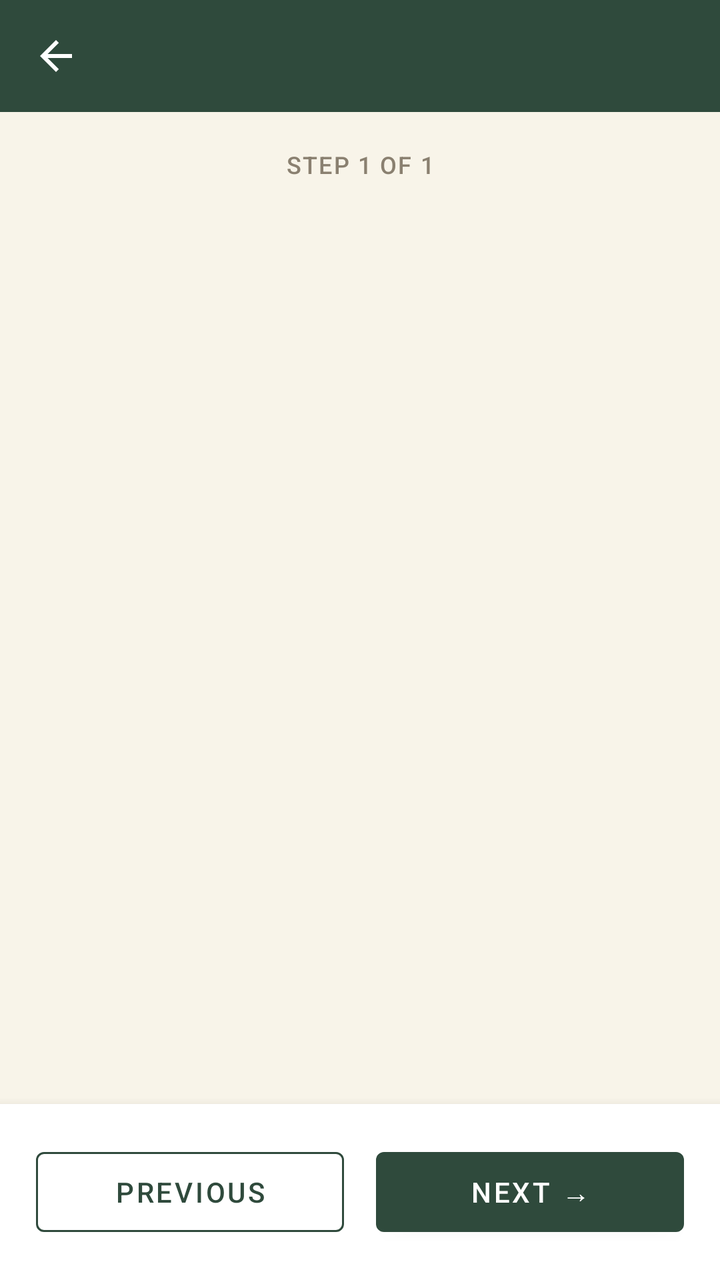
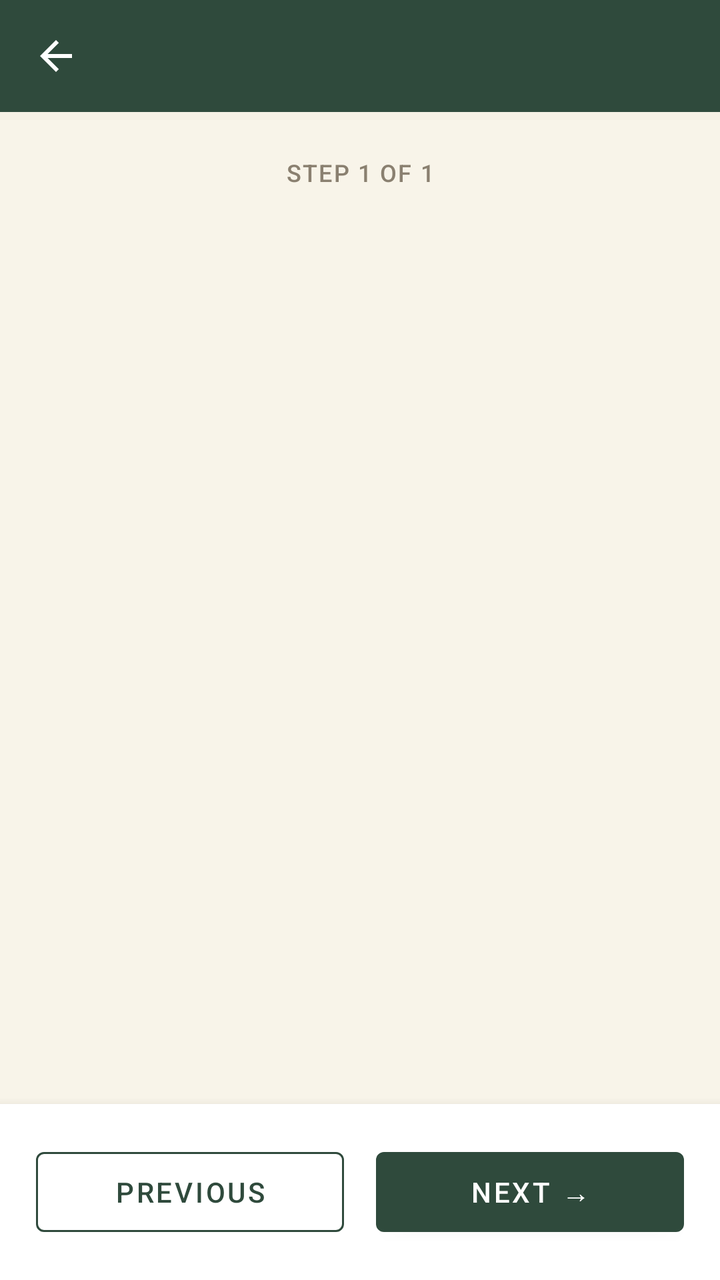

Before-and-after screenshots of an Android layout around one commit, followed by the original layout XML and the change that was made.
<!-- AndroidManifest.xml: application theme Theme.Aaswad -->
<!-- res/layout/activity_cooking_mode.xml -->
<?xml version="1.0" encoding="utf-8"?>
<LinearLayout xmlns:android="http://schemas.android.com/apk/res/android"
    xmlns:app="http://schemas.android.com/apk/res-auto"
    android:layout_width="match_parent"
    android:layout_height="match_parent"
    android:orientation="vertical"
    android:background="@color/background">

    <com.google.android.material.appbar.AppBarLayout
        android:layout_width="match_parent"
        android:layout_height="wrap_content"
        android:background="@color/primary"
        android:theme="@style/ThemeOverlay.MaterialComponents.Dark.ActionBar">

        <androidx.appcompat.widget.Toolbar
            android:id="@+id/cookingToolbar"
            android:layout_width="match_parent"
            android:layout_height="?attr/actionBarSize"
            app:titleTextColor="@color/white"
            app:titleTextAppearance="@style/ToolbarTitleModern"
            app:navigationIcon="@drawable/ic_back" />

    </com.google.android.material.appbar.AppBarLayout>

    
    <TextView
        android:id="@+id/stepProgressText"
        android:layout_width="match_parent"
        android:layout_height="wrap_content"
        android:gravity="center"
        android:paddingTop="18dp"
        android:textSize="12sp"
        android:fontFamily="sans-serif-medium"
        android:letterSpacing="0.06"
        android:textColor="@color/text_secondary"
        android:text="STEP 1 OF 1" />

    <androidx.core.widget.NestedScrollView
        android:layout_width="match_parent"
        android:layout_height="0dp"
        android:layout_weight="1"
        android:fillViewport="true">

        <LinearLayout
            android:layout_width="match_parent"
            android:layout_height="wrap_content"
            android:orientation="vertical"
            android:gravity="center_vertical"
            android:padding="28dp">

            <TextView
                android:id="@+id/stepText"
                android:layout_width="match_parent"
                android:layout_height="wrap_content"
                android:textSize="22sp"
                android:fontFamily="serif"
                android:lineSpacingExtra="8dp"
                android:textColor="@color/text_primary"
                android:gravity="center" />

            <androidx.cardview.widget.CardView
                android:id="@+id/timerCard"
                android:layout_width="match_parent"
                android:layout_height="wrap_content"
                android:layout_marginTop="32dp"
                app:cardCornerRadius="18dp"
                app:cardElevation="1dp"
                app:cardBackgroundColor="@color/chip_bg"
                android:visibility="gone">

                <LinearLayout
                    android:layout_width="match_parent"
                    android:layout_height="wrap_content"
                    android:orientation="vertical"
                    android:gravity="center"
                    android:padding="22dp">

                    <TextView
                        android:id="@+id/timerText"
                        android:layout_width="wrap_content"
                        android:layout_height="wrap_content"
                        android:textSize="40sp"
                        android:fontFamily="sans-serif-light"
                        android:textColor="@color/primary_dark" />

                    <com.google.android.material.button.MaterialButton
                        android:id="@+id/timerButton"
                        android:layout_width="wrap_content"
                        android:layout_height="wrap_content"
                        android:layout_marginTop="10dp"
                        android:text="Start Timer"
                        app:backgroundTint="@color/primary"
                        android:textColor="@color/white" />

                </LinearLayout>

            </androidx.cardview.widget.CardView>

        </LinearLayout>

    </androidx.core.widget.NestedScrollView>

    
    <LinearLayout
        android:layout_width="match_parent"
        android:layout_height="wrap_content"
        android:orientation="horizontal"
        android:padding="18dp"
        android:background="@color/surface"
        android:elevation="8dp">

        <com.google.android.material.button.MaterialButton
            android:id="@+id/prevButton"
            android:layout_width="0dp"
            android:layout_height="52dp"
            android:layout_weight="1"
            android:layout_marginEnd="8dp"
            android:text="Previous"
            app:strokeColor="@color/primary"
            android:textColor="@color/primary"
            style="@style/Widget.MaterialComponents.Button.OutlinedButton" />

        <com.google.android.material.button.MaterialButton
            android:id="@+id/nextButton"
            android:layout_width="0dp"
            android:layout_height="52dp"
            android:layout_weight="1"
            android:layout_marginStart="8dp"
            android:text="Next →"
            app:backgroundTint="@color/primary"
            android:textColor="@color/white" />

    </LinearLayout>

</LinearLayout>
<!-- resources referenced by this layout -->
<resources>
  <color name="background">#F8F4E9</color>
  <color name="chip_bg">#EDF0E6</color>
  <color name="primary">#2F4A3C</color>
  <color name="primary_dark">#1D3126</color>
  <color name="surface">#FFFFFF</color>
  <color name="text_primary">#2B2620</color>
  <color name="text_secondary">#8A8070</color>
  <color name="white">#FFFFFF</color>
  <!-- drawable ic_back (drawable) -->
  <vector xmlns:android="http://schemas.android.com/apk/res/android"
      android:width="24dp"
      android:height="24dp"
      android:viewportWidth="24"
      android:viewportHeight="24"
      android:tint="#FFFFFF">
      <path
          android:fillColor="#FF000000"
          android:pathData="M20,11H7.83l5.59,-5.59L12,4l-8,8 8,8 1.41,-1.41L7.83,13H20v-2z" />
  </vector>
  <style name="ToolbarTitleModern" parent="TextAppearance.Widget.AppCompat.Toolbar.Title">
          <item name="android:textSize">22sp</item>
          <item name="android:fontFamily">sans-serif-medium</item>
          <item name="android:letterSpacing">0.01</item>
      </style>
  <style name="Theme.Aaswad" parent="Theme.MaterialComponents.DayNight.NoActionBar">
          <item name="colorPrimary">@color/primary</item>
          <item name="colorPrimaryDark">@color/primary_dark</item>
          <item name="colorAccent">@color/primary</item>
          <item name="android:windowBackground">@color/background</item>
          <item name="android:statusBarColor">@color/primary_dark</item>
      </style>
</resources>

<!-- the commit's change to res/layout/activity_cooking_mode.xml (unified diff, before → after) -->
@@ -21,6 +21,15 @@
             app:navigationIcon="@drawable/ic_back" />
 
     </com.google.android.material.appbar.AppBarLayout>
+
+    <ProgressBar
+        android:id="@+id/stepProgressBar"
+        style="?android:attr/progressBarStyleHorizontal"
+        android:layout_width="match_parent"
+        android:layout_height="4dp"
+        android:max="100"
+        android:progressTint="@color/primary"
+        android:progressBackgroundTint="@color/divider" />
 
     
     <TextView
@@ -58,11 +67,38 @@
                 android:textColor="@color/text_primary"
                 android:gravity="center" />
 
+            <LinearLayout
+                android:id="@+id/temperatureRow"
+                android:layout_width="wrap_content"
+                android:layout_height="wrap_content"
+                android:layout_gravity="center_horizontal"
+                android:layout_marginTop="18dp"
+                android:orientation="horizontal"
+                android:gravity="center_vertical"
+                android:visibility="gone">
+
+                <TextView
+                    android:layout_width="wrap_content"
+                    android:layout_height="wrap_content"
+                    android:text="🌡️"
+                    android:textSize="15sp"
+                    android:layout_marginEnd="6dp" />
+
+                <TextView
+                    android:id="@+id/temperatureText"
+                    android:layout_width="wrap_content"
+                    android:layout_height="wrap_content"
+                    android:textSize="14sp"
+                    android:fontFamily="sans-serif-medium"
+                    android:textColor="@color/text_primary" />
+
+            </LinearLayout>
+
             <androidx.cardview.widget.CardView
                 android:id="@+id/timerCard"
                 android:layout_width="match_parent"
                 android:layout_height="wrap_content"
-                android:layout_marginTop="32dp"
+                android:layout_marginTop="16dp"
                 app:cardCornerRadius="18dp"
                 app:cardElevation="1dp"
                 app:cardBackgroundColor="@color/chip_bg"
@@ -91,6 +127,43 @@
                         android:text="Start Timer"
                         app:backgroundTint="@color/primary"
                         android:textColor="@color/white" />
+
+                </LinearLayout>
+
+            </androidx.cardview.widget.CardView>
+
+            <androidx.cardview.widget.CardView
+                android:id="@+id/cookingAirfryerTipCard"
+                android:layout_width="match_parent"
+                android:layout_height="wrap_content"
+                android:layout_marginTop="16dp"
+                app:cardCornerRadius="12dp"
+                app:cardElevation="0dp"
+                app:cardBackgroundColor="#F1EADC"
+                android:visibility="gone">
+
+                <LinearLayout
+                    android:layout_width="match_parent"
+                    android:layout_height="wrap_content"
+                    android:orientation="horizontal"
+                    android:padding="14dp">
+
+                    <TextView
+                        android:layout_width="wrap_content"
+                        android:layout_height="wrap_content"
+                        android:text="🔥"
+                        android:textSize="14sp"
+                        android:layout_marginEnd="8dp" />
+
+                    <TextView
+                        android:layout_width="0dp"
+                        android:layout_height="wrap_content"
+                        android:layout_weight="1"
+                        android:text="Air Fryer Tip: Larger quantities may need to be cooked in multiple batches. Avoid overcrowding the basket for even cooking."
+                        android:textSize="12.5sp"
+                        android:fontFamily="sans-serif"
+                        android:textColor="#6B5A2E"
+                        android:lineSpacingExtra="2dp" />
 
                 </LinearLayout>
 
<!-- resource entries referenced after the edit -->
@@ -2,6 +2,7 @@
 <resources>
   <color name="background">#F8F4E9</color>
   <color name="chip_bg">#EDF0E6</color>
+  <color name="divider">#EDE6D6</color>
   <color name="primary">#2F4A3C</color>
   <color name="primary_dark">#1D3126</color>
   <color name="surface">#FFFFFF</color>
